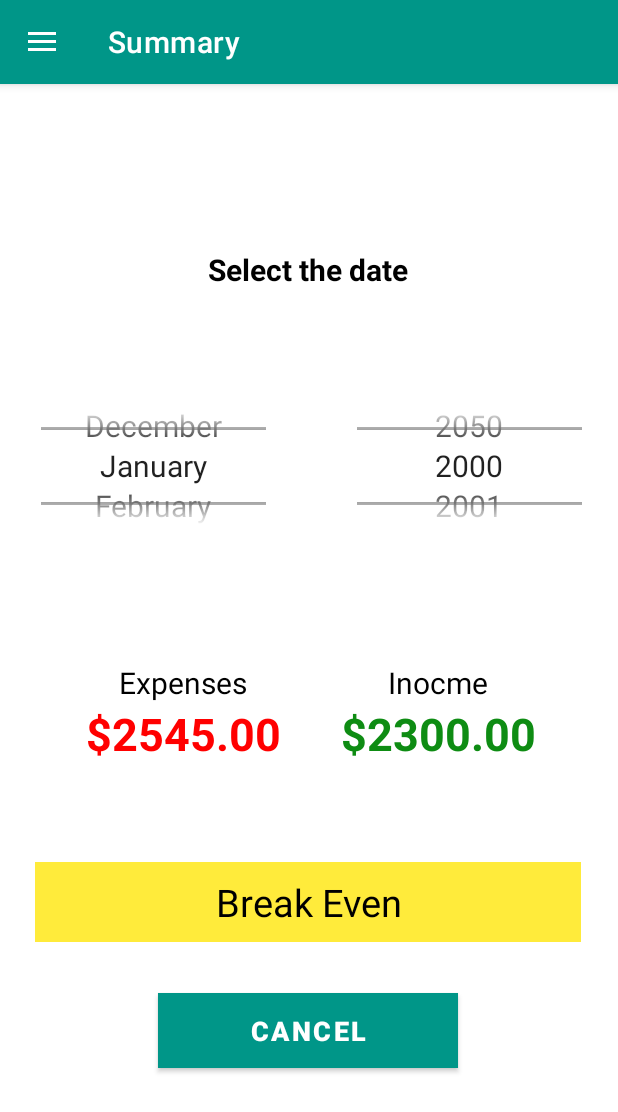
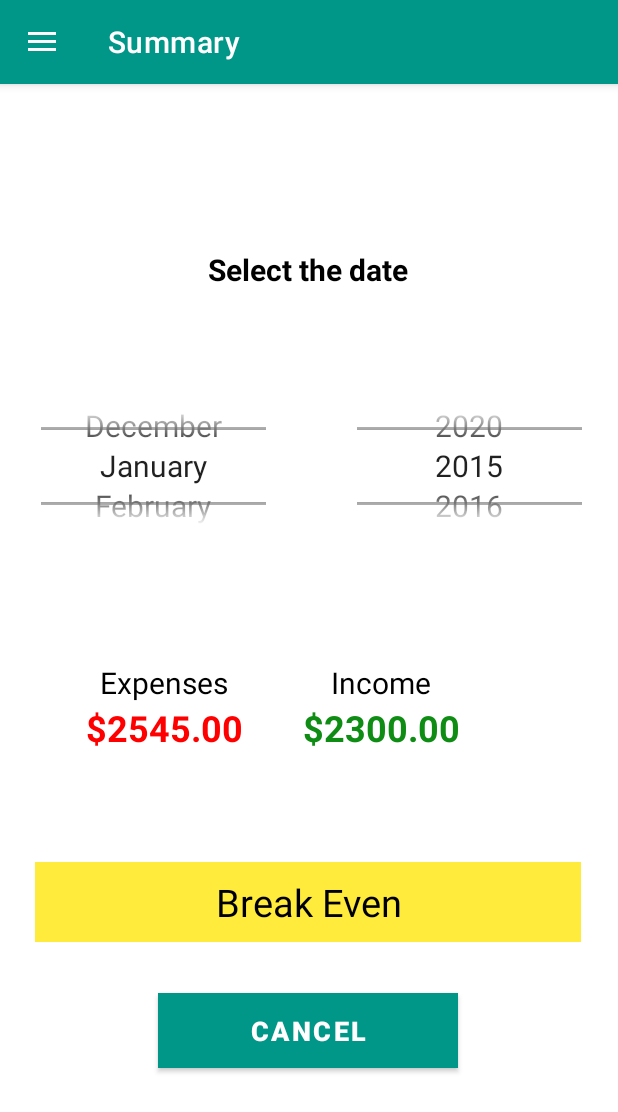
Before and after one commit to Binod-Shrestha/DollarFinalProject, an Android app: the screen it shows after launch (MainActivity), after a tap on "VIEW SUMMARY", on a phone screen of 412 x 824 dp. Shown: the top 1112 px of the screen. Run offline under Robolectric (Android 15) with nearby library versions, the phone set to English and light mode, and no system bars; our stand-ins replace Room's generated code, navigation-ui; libraries missing offline, so code that uses them is left out: org.jetbrains.anko; 1 statement that could not run was skipped.

Commit message:
calculation refactored

```diff
--- a/app/src/main/java/project/stsBHS/dollarfinalproject/ui/summary/SummaryFragment.kt
+++ b/app/src/main/java/project/stsBHS/dollarfinalproject/ui/summary/SummaryFragment.kt
@@ -7,9 +7,11 @@ import android.view.ViewGroup
 import androidx.fragment.app.Fragment
 import androidx.navigation.findNavController
 import org.jetbrains.anko.doAsync
+import org.jetbrains.anko.uiThread
 import project.stsBHS.dollarfinalproject.R
 import project.stsBHS.dollarfinalproject.databinding.FragmentSummaryBinding
 import project.stsBHS.dollarfinalproject.db.FinanceDatabase
+import java.util.*
 
 
 class SummaryFragment : Fragment() {
@@ -17,12 +19,15 @@ class SummaryFragment : Fragment() {
     private var _binding: FragmentSummaryBinding? = null
     private val binding get() = _binding!!
 
-    override fun onCreateView(inflater: LayoutInflater, container: ViewGroup?,
-                              savedInstanceState: Bundle?): View? {
+    override fun onCreateView(
+        inflater: LayoutInflater, container: ViewGroup?,
+        savedInstanceState: Bundle?
+    ): View? {
         _binding = FragmentSummaryBinding.inflate(
-            inflater, container, false)
+            inflater, container, false
+        )
 
-        binding.btnCancel.setOnClickListener{ view: View ->
+        binding.btnCancel.setOnClickListener { view: View ->
             view.findNavController().navigate(R.id.action_summaryFragment_to_nav_home)
         }
         return binding.root
@@ -31,13 +36,26 @@ class SummaryFragment : Fragment() {
     override fun onViewCreated(view: View, savedInstanceState: Bundle?) {
         super.onViewCreated(view, savedInstanceState)
         var year_picker = binding.yearPicker
-        year_picker.minValue = 2000
-        year_picker.maxValue = 2050
+        var currentYear = Calendar.getInstance().get(Calendar.YEAR)
+        year_picker.minValue = currentYear - 5
+        year_picker.maxValue = currentYear
         year_picker.wrapSelectorWheel = true
         year_picker.setOnValueChangedListener { picker, oldVal, newVal ->
-          //binding.labelAnalysis.text = "$newVal"
         }
-        val months = arrayOf("January", "February", "March", "April", "May", "June", "July", "August", "September", "October", "November", "December")
+        val months = arrayOf(
+            "January",
+            "February",
+            "March",
+            "April",
+            "May",
+            "June",
+            "July",
+            "August",
+            "September",
+            "October",
+            "November",
+            "December"
+        )
         var month_picker = binding.monthPicker
         month_picker.minValue = 1
         month_picker.maxValue = months.size
@@ -54,8 +72,14 @@ class SummaryFragment : Fragment() {
             var expenses = db?.financeDao()?.getAllExpenses()
             // var incomes = db?.financeDao()?.getAllIncomes()
             if (expenses != null) {
-            for(x in expenses) totalExpense += x.amount
+                for (x in expenses) totalExpense += x.amount
 
+            }
+            uiThread {
+                totalExpense = (((totalExpense * 100).toInt()).toDouble()) / 100
+                totalIncome = (((totalIncome * 100).toInt()).toDouble()) / 100
+                binding.labelExpense.text = "$ " + totalExpense.toString()
+                binding.labelIncome.text = "$ " + totalIncome.toString()
             }
             //            if (incomes != null) {
             //                for(x in incomes){
@@ -64,6 +88,7 @@ class SummaryFragment : Fragment() {
             //                }
             //
             //            }
+
         }
 
 
@@ -77,4 +102,5 @@ class SummaryFragment : Fragment() {
 
     }
 
+
 }
--- a/app/src/main/res/layout/fragment_summary.xml
+++ b/app/src/main/res/layout/fragment_summary.xml
@@ -109,7 +109,7 @@
 
             <TextView
                 android:layout_marginLeft="40dp"
-                android:text="Inocme"
+                android:text="Income"
                 android:textAlignment="center"
                 android:textColor="@color/black"
                 android:textSize="20dp" />
@@ -123,18 +123,20 @@
                 android:id="@+id/label_expense"
                 android:layout_marginLeft="30dp"
                 android:text="$2545.00"
+                android:textAlignment="center"
                 android:textColor="#FF0000"
-                android:textSize="30dp"
+                android:textSize="24sp"
                 android:textStyle="bold" />
 
             />
 
             <TextView
-                android:id="@+id/label_expenditure"
+                android:id="@+id/label_income"
                 android:layout_marginLeft="40dp"
                 android:text="$2300.00"
+                android:textAlignment="center"
                 android:textColor="#0E8C13"
-                android:textSize="30dp"
+                android:textSize="24sp"
                 android:textStyle="bold" />
         </TableRow>
 
```
Lines whose indentation alone changed are shown as unchanged.
